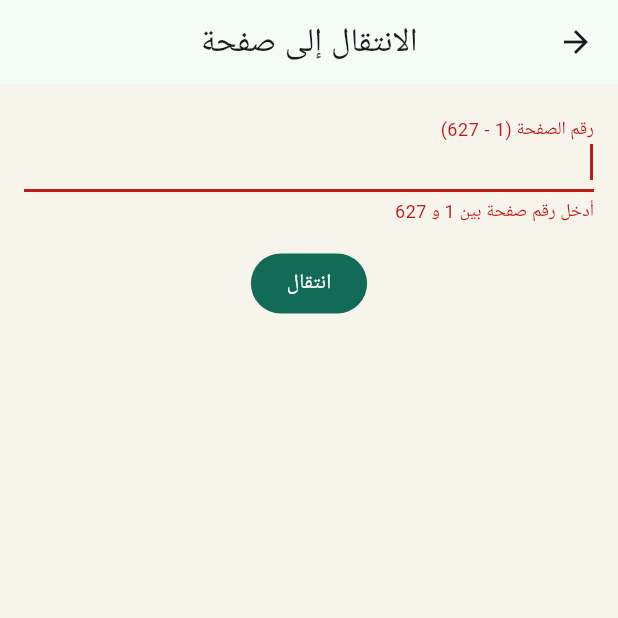
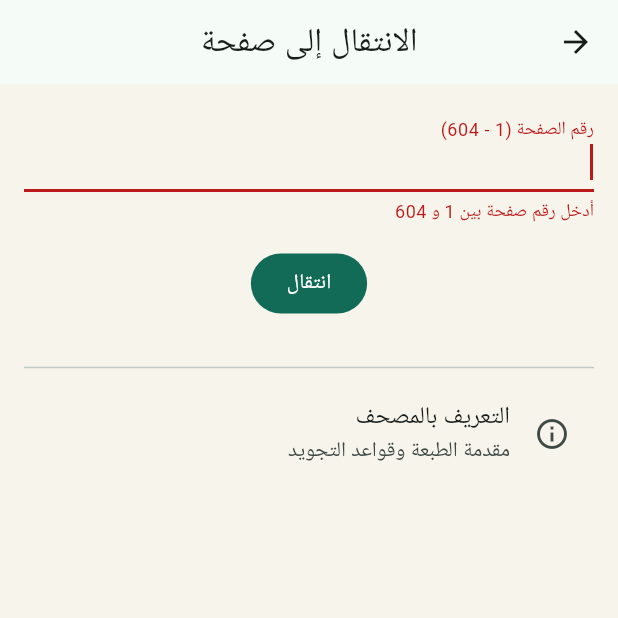
Before and after one commit to Hamouda-Belghith/kaloun, a Flutter app: the screen it shows after launch, item 2 of the bottom bar chosen, after a tap on "انتقال", on a phone screen of 412 x 824 dp, the top half of it. Run offline on Flutter 3.47's test engine with Material 3 defaults, Android fonts, the phone set to English and light mode, and no system bars; our stand-ins replace shared_preferences.

Commit message:
"Aller à la page" utilise le numéro imprimé, ajoute "التعريف بالمصحف"
Le champ acceptait jusqu'ici la position du fichier (page_XXXX.webp),
décalée de -1 par rapport au numéro réellement imprimé en bas de
chaque page du Mosshaf. Vérifié précisément avant de coder : fichier 3
-> "2" imprimé, fichier 605 -> "604" imprimé, fichier 606 -> nouvelle
numérotation séparée ("١ م"...).

- NavigationData expose premierePage/dernierePage (déjà dans
  navigation.json, jamais lus côté Dart) + helpers de conversion.
- GotoPageScreen : plage 1-604 (numéro imprimé), convertit vers la
  position fichier avant de naviguer.
- Ajoute un accès direct à "التعريف بالمصحف" (introduction de
  l'édition + règles de tajwid, pages 606+) depuis cet écran.
- 2 tests de régression ajoutés (7/7 au total).

Co-Authored-By: Claude Sonnet 5 <noreply@anthropic.com>

```diff
--- a/app/lib/core/models/navigation_data.dart
+++ b/app/lib/core/models/navigation_data.dart
@@ -7,14 +7,25 @@ class NavigationData {
   final List<Juz> juz;
   final List<Hizb> hizb;
 
+  /// Première et dernière page (fichier) du texte coranique. Le numéro
+  /// imprimé en bas de chaque page du Mosshaf est décalé de -1 par rapport
+  /// à la position dans le fichier (page-fichier 3 -> "2" imprimé, jusqu'à
+  /// page-fichier 605 -> "604" imprimé). Au-delà, une numérotation séparée
+  /// ("١ م", "٢ م"...) commence pour les pages de fin (introduction/tajwid).
+  final int premierePage;
+  final int dernierePage;
+
   const NavigationData({
     required this.totalPages,
     required this.sourates,
     required this.juz,
     required this.hizb,
+    required this.premierePage,
+    required this.dernierePage,
   });
 
   factory NavigationData.fromJson(Map<String, dynamic> json) {
+    final contenu = json['contenuCoranique'] as Map<String, dynamic>;
     return NavigationData(
       totalPages: json['totalPages'] as int,
       sourates: (json['sourates'] as List)
@@ -26,8 +37,21 @@ class NavigationData {
       hizb: (json['hizb'] as List)
           .map((e) => Hizb.fromJson(e as Map<String, dynamic>))
           .toList(),
+      premierePage: contenu['premierePage'] as int,
+      dernierePage: contenu['dernierePage'] as int,
     );
   }
+
+  /// Dernier numéro de page **imprimé** (celui visible en bas du Mosshaf).
+  int get dernierePageImprimee => dernierePage - 1;
+
+  /// Convertit un numéro de page imprimé (1 à [dernierePageImprimee]) en
+  /// position dans le fichier (utilisée par le lecteur/`PageView`).
+  int pageFichierDepuisPageImprimee(int pageImprimee) => pageImprimee + 1;
+
+  /// Page (fichier) où commence la section "التعريف بالمصحف" (introduction,
+  /// règles de tajwid...), juste après la dernière page coranique.
+  int get pageDebutIntroduction => dernierePage + 1;
 
   /// Sourate active pour une page donnée (la dernière dont pageDebut <= page).
   Sourate sourateForPage(int page) {
--- a/app/lib/features/goto_page/goto_page_screen.dart
+++ b/app/lib/features/goto_page/goto_page_screen.dart
@@ -1,9 +1,10 @@
 import 'package:flutter/material.dart';
+import '../../core/models/navigation_data.dart';
 
 class GotoPageScreen extends StatefulWidget {
-  const GotoPageScreen({super.key, required this.totalPages});
+  const GotoPageScreen({super.key, required this.data});
 
-  final int totalPages;
+  final NavigationData data;
 
   @override
   State<GotoPageScreen> createState() => _GotoPageScreenState();
@@ -20,16 +21,18 @@ class _GotoPageScreenState extends State<GotoPageScreen> {
   }
 
   void _submit() {
+    final maxPage = widget.data.dernierePageImprimee;
     final value = int.tryParse(_controller.text);
-    if (value == null || value < 1 || value > widget.totalPages) {
-      setState(() => _error = 'أدخل رقم صفحة بين 1 و ${widget.totalPages}');
+    if (value == null || value < 1 || value > maxPage) {
+      setState(() => _error = 'أدخل رقم صفحة بين 1 و $maxPage');
       return;
     }
-    Navigator.of(context).pop(value);
+    Navigator.of(context).pop(widget.data.pageFichierDepuisPageImprimee(value));
   }
 
   @override
   Widget build(BuildContext context) {
+    final maxPage = widget.data.dernierePageImprimee;
     return Directionality(
       textDirection: TextDirection.rtl,
       child: Scaffold(
@@ -43,7 +46,7 @@ class _GotoPageScreenState extends State<GotoPageScreen> {
                 keyboardType: TextInputType.number,
                 autofocus: true,
                 decoration: InputDecoration(
-                  labelText: 'رقم الصفحة (1 - ${widget.totalPages})',
+                  labelText: 'رقم الصفحة (1 - $maxPage)',
                   errorText: _error,
                 ),
                 onSubmitted: (_) => _submit(),
@@ -53,6 +56,15 @@ class _GotoPageScreenState extends State<GotoPageScreen> {
                 onPressed: _submit,
                 child: const Text('انتقال'),
               ),
+              const SizedBox(height: 24),
+              const Divider(),
+              ListTile(
+                leading: const Icon(Icons.info_outline),
+                title: const Text('التعريف بالمصحف'),
+                subtitle: const Text('مقدمة الطبعة وقواعد التجويد'),
+                onTap: () => Navigator.of(context)
+                    .pop(widget.data.pageDebutIntroduction),
+              ),
             ],
           ),
         ),
--- a/app/lib/features/reader/reader_screen.dart
+++ b/app/lib/features/reader/reader_screen.dart
@@ -129,7 +129,7 @@ class _ReaderScreenState extends State<ReaderScreen> {
                 onPressed: () async {
                   final page = await Navigator.of(context).push<int>(
                     MaterialPageRoute(
-                      builder: (_) => GotoPageScreen(totalPages: data.totalPages),
+                      builder: (_) => GotoPageScreen(data: data),
                     ),
                   );
                   if (page != null) _goToPage(page);
```
Also changed, not shown: 2 other files.
